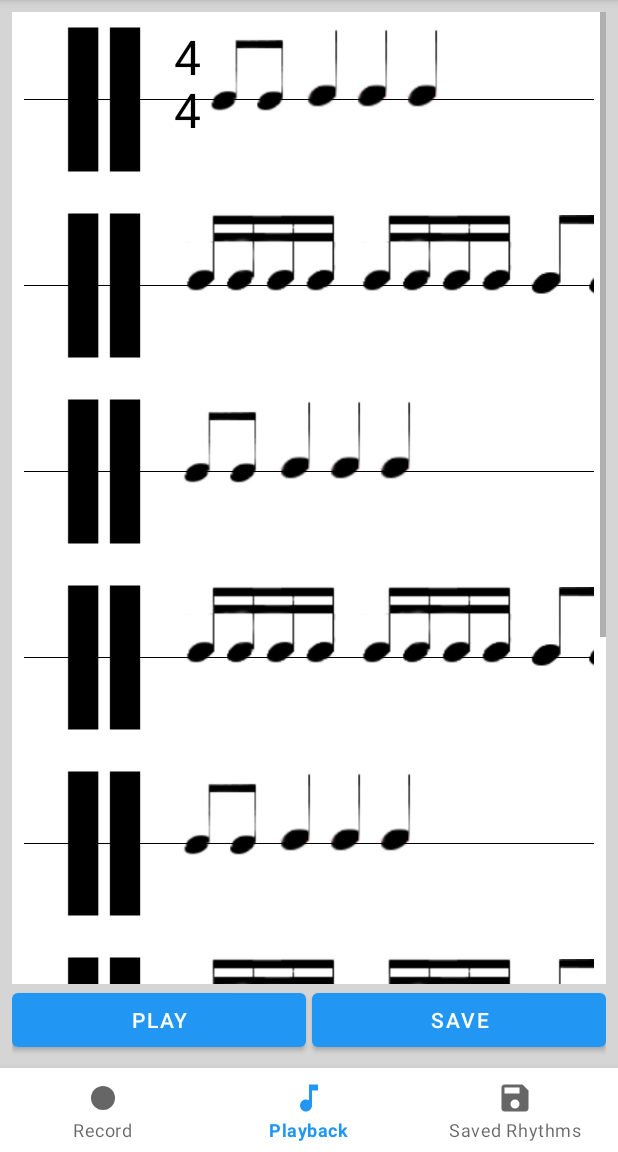
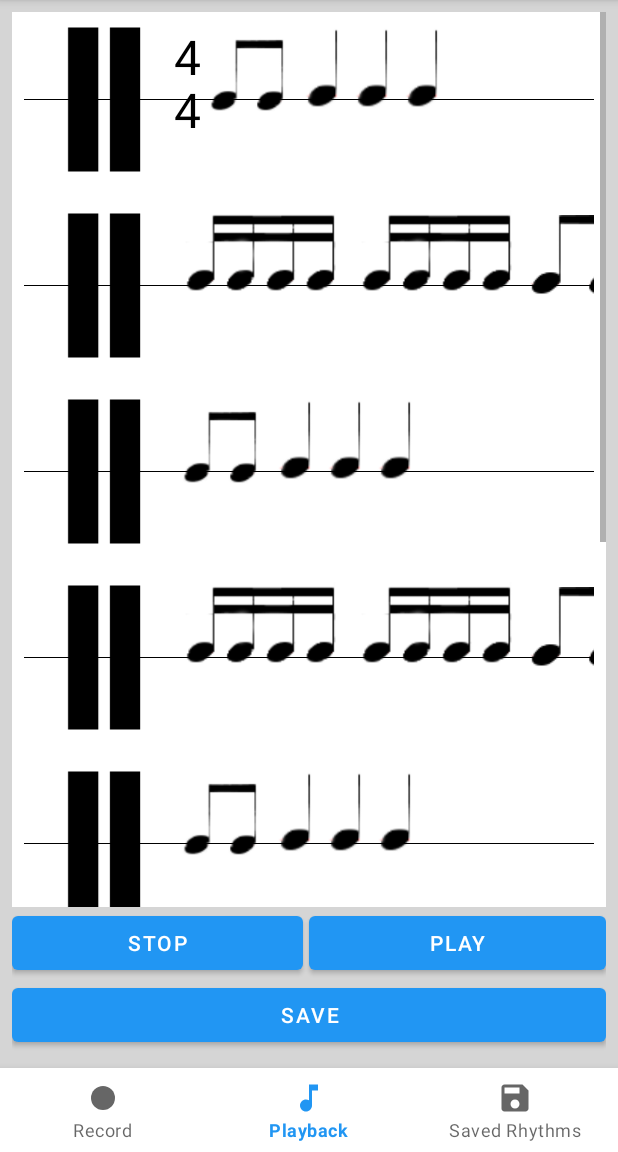
Before and after one commit to MC-Coomber/RhythmNotator, an Android app: the screen it shows after launch (MainActivity), item 2 of the bottom bar chosen, on a phone screen of 412 x 824 dp, the part 84-1236 px from its top. Run offline under Robolectric (Android 15) with nearby library versions, the phone set to English and light mode, and no system bars; 3 statements that could not run were skipped.

Commit message:
Organised files, added stop function for playback

```diff
--- a/app/src/main/AndroidManifest.xml
+++ b/app/src/main/AndroidManifest.xml
@@ -11,8 +11,8 @@
         android:roundIcon="@mipmap/ic_launcher_round"
         android:supportsRtl="true"
         android:theme="@style/AppTheme"
-        android:name=".ExtendedContext">
-        <activity android:name=".MainActivity">
+        android:name=".utils.ExtendedContext">
+        <activity android:name=".activities.MainActivity">
             <intent-filter>
                 <action android:name="android.intent.action.MAIN" />
 
--- a/app/src/main/java/com/example/rhythmnotator/MainActivity.kt
+++ b/app/src/main/java/com/example/rhythmnotator/activities/MainActivity.kt
@@ -1,8 +1,9 @@
-package com.example.rhythmnotator
+package com.example.rhythmnotator.activities
 
 import android.os.Bundle
 import androidx.appcompat.app.AppCompatActivity
 import androidx.fragment.app.Fragment
+import com.example.rhythmnotator.R
 import com.example.rhythmnotator.fragments.PlaybackFragment
 import com.example.rhythmnotator.fragments.RecordFragment
 import com.example.rhythmnotator.fragments.SavedRhythmsFragment
@@ -25,17 +26,13 @@ class MainActivity : AppCompatActivity() {
             when(it.itemId) {
                 R.id.record_item -> {
                     selectedFragment = RecordFragment()
-                    true
                 }
                 R.id.playback_item -> {
                     selectedFragment = PlaybackFragment()
-                    true
                 }
                 R.id.save_item -> {
                     selectedFragment = SavedRhythmsFragment()
-                    true
                 }
-                else -> false
             }
             supportFragmentManager.beginTransaction().replace(R.id.fragment_container, selectedFragment).commit()
             return@setOnNavigationItemSelectedListener true
--- a/app/src/main/java/com/example/rhythmnotator/fragments/PlaybackFragment.kt
+++ b/app/src/main/java/com/example/rhythmnotator/fragments/PlaybackFragment.kt
@@ -5,21 +5,25 @@ import android.view.LayoutInflater
 import android.view.View
 import android.view.ViewGroup
 import androidx.fragment.app.Fragment
-import com.example.rhythmnotator.ExtendedContext
-import com.example.rhythmnotator.NoteRenderer
-import com.example.rhythmnotator.Playback
+import com.example.rhythmnotator.R
+import com.example.rhythmnotator.utils.ExtendedContext
+import com.example.rhythmnotator.utils.NoteRenderer
+import com.example.rhythmnotator.utils.Playback
 import com.example.rhythmnotator.databinding.FragmentPlaybackBinding
 import kotlinx.android.synthetic.main.fragment_playback.*
+import kotlinx.coroutines.GlobalScope
+import kotlinx.coroutines.launch
 
 class PlaybackFragment : Fragment() {
 
     private lateinit var binding: FragmentPlaybackBinding
+    private lateinit var playback: Playback
 
     override fun onCreateView(
         inflater: LayoutInflater,
         container: ViewGroup?,
         savedInstanceState: Bundle?
-    ): View?{
+    ): View {
         binding = FragmentPlaybackBinding.inflate(inflater, container, false)
 
         return binding.root
@@ -27,13 +31,24 @@ class PlaybackFragment : Fragment() {
 
     override fun onStart() {
         super.onStart()
-
-        binding.playback.setOnClickListener {
-            val playback = Playback(activity!!.applicationContext)
+        playback = Playback(activity!!.applicationContext)
+        var isPlaying = false
+        binding.play.setOnClickListener {
             val rhythm = arrayListOf(true, false, true, false, true, false, false, false, true, false, false, false ,true, false, false, false,
                 true, true, true, true, true, true, true, true, true, false, true, true ,true, false, true, true)
+            val onComplete = {
+                isPlaying = false
+            }
 
-            playback.playRhythm(120, rhythm)
+            if (!isPlaying) {
+                isPlaying = true
+                playback.playRhythm(120, rhythm, onComplete)
+
+            }
+        }
+
+        binding.stop.setOnClickListener {
+            playback.stop()
         }
 
         binding.save.setOnClickListener {
@@ -44,7 +59,7 @@ class PlaybackFragment : Fragment() {
 
     override fun onResume() {
         super.onResume()
-        val noteRenderer = NoteRenderer(note_holder, activity!!.applicationContext)
+        val noteRenderer = NoteRenderer(binding.noteHolder, activity!!.applicationContext)
         val context = activity!!.applicationContext as ExtendedContext
         val rhythm = arrayListOf(true, false, true, false, true, false, false, false, true, false, false, false ,true, false, false, false,
             true, true, true, true, true, true, true, true, true, false, true, true ,true, false, true, true,true, false, true, false, true, false, false, false, true, false, false, false ,true, false, false, false,
@@ -55,4 +70,9 @@ class PlaybackFragment : Fragment() {
         noteRenderer.renderNoteData(rhythm)
     }
 
+    override fun onPause() {
+        super.onPause()
+        playback.stop()
+    }
+
 }
--- a/app/src/main/java/com/example/rhythmnotator/fragments/RecordFragment.kt
+++ b/app/src/main/java/com/example/rhythmnotator/fragments/RecordFragment.kt
@@ -12,10 +12,10 @@ import android.view.View
 import android.view.View.*
 import android.view.ViewGroup
 import androidx.fragment.app.Fragment
-import com.example.rhythmnotator.AudioProcessor
-import com.example.rhythmnotator.ExtendedContext
+import com.example.rhythmnotator.utils.AudioProcessor
+import com.example.rhythmnotator.utils.ExtendedContext
 import com.example.rhythmnotator.R
-import com.example.rhythmnotator.Recorder
+import com.example.rhythmnotator.utils.Recorder
 import com.example.rhythmnotator.databinding.FragmentRecordBinding
 import com.google.android.material.slider.LabelFormatter
 import kotlinx.coroutines.*
--- a/app/src/main/java/com/example/rhythmnotator/fragments/SaveDialogFragment.kt
+++ b/app/src/main/java/com/example/rhythmnotator/fragments/SaveDialogFragment.kt
@@ -7,7 +7,7 @@ import android.view.LayoutInflater
 import android.view.View
 import android.view.ViewGroup
 import androidx.fragment.app.DialogFragment
-import com.example.rhythmnotator.ExtendedContext
+import com.example.rhythmnotator.utils.ExtendedContext
 import com.example.rhythmnotator.databinding.DialogSaveBinding
 
 class SaveDialogFragment : DialogFragment() {
--- a/app/src/main/java/com/example/rhythmnotator/fragments/SavedRhythmsFragment.kt
+++ b/app/src/main/java/com/example/rhythmnotator/fragments/SavedRhythmsFragment.kt
@@ -6,8 +6,8 @@ import android.view.View
 import android.view.ViewGroup
 import androidx.fragment.app.Fragment
 import androidx.recyclerview.widget.LinearLayoutManager
-import com.example.rhythmnotator.MainActivity
-import com.example.rhythmnotator.SavedRhythmsListAdapter
+import com.example.rhythmnotator.activities.MainActivity
+import com.example.rhythmnotator.adapters.SavedRhythmsListAdapter
 import com.example.rhythmnotator.databinding.FragmentSavedRhythmsBinding
 
 class SavedRhythmsFragment : Fragment() {
@@ -18,7 +18,7 @@ class SavedRhythmsFragment : Fragment() {
         inflater: LayoutInflater,
         container: ViewGroup?,
         savedInstanceState: Bundle?
-    ): View? {
+    ): View {
         binding = FragmentSavedRhythmsBinding.inflate(inflater, container, false)
 
         return binding.root
--- a/app/src/main/java/com/example/rhythmnotator/ExtendedContext.kt
+++ b/app/src/main/java/com/example/rhythmnotator/utils/ExtendedContext.kt
@@ -1,4 +1,4 @@
-package com.example.rhythmnotator
+package com.example.rhythmnotator.utils
 
 import android.app.Application
 
--- a/app/src/main/java/com/example/rhythmnotator/NoteRenderer.kt
+++ b/app/src/main/java/com/example/rhythmnotator/utils/NoteRenderer.kt
@@ -1,14 +1,14 @@
-package com.example.rhythmnotator
+package com.example.rhythmnotator.utils
 
 import android.content.Context
 import android.graphics.Color
-import android.view.Gravity
 import android.view.ViewGroup.LayoutParams.MATCH_PARENT
 import android.view.ViewGroup.LayoutParams.WRAP_CONTENT
 import android.widget.FrameLayout
 import android.widget.ImageView
 import android.widget.LinearLayout
 import android.widget.TextView
+import com.example.rhythmnotator.R
 import com.google.android.flexbox.*
 
 class NoteRenderer (private val layout: LinearLayout, private val context: Context){
--- a/app/src/main/res/layout/activity_main.xml
+++ b/app/src/main/res/layout/activity_main.xml
@@ -7,7 +7,7 @@
     android:layout_gravity="center"
     android:gravity="center"
     android:orientation="vertical"
-    tools:context=".MainActivity">
+    tools:context=".activities.MainActivity">
 
     <FrameLayout
         android:id="@+id/fragment_container"
--- a/app/src/main/res/layout/fragment_playback.xml
+++ b/app/src/main/res/layout/fragment_playback.xml
@@ -15,7 +15,6 @@
             android:id="@+id/note_holder"
             android:layout_width="match_parent"
             android:layout_height="wrap_content"
-            android:layout_weight="1"
             android:outlineProvider="bounds"
             android:elevation="2dp"
             android:padding="8dp"
@@ -26,23 +25,40 @@
 
     <LinearLayout
         android:layout_width="match_parent"
-        android:layout_height="wrap_content"
-        android:orientation="horizontal">
-        <Button
-            android:id="@+id/playback"
+        android:layout_height="match_parent"
+        android:layout_weight="6"
+        android:orientation="vertical">
+
+        <LinearLayout
             android:layout_width="match_parent"
             android:layout_height="wrap_content"
-            android:layout_weight="1"
-            android:text="@string/play"
-            android:layout_marginEnd="2dp"/>
+            android:orientation="horizontal">
+
+            <Button
+                android:id="@+id/stop"
+                android:layout_width="match_parent"
+                android:layout_height="wrap_content"
+                android:layout_marginEnd="4dp"
+                android:layout_weight="1"
+                android:text="@string/stop"
+                tools:ignore="ButtonStyle" />
+
+            <Button
+                android:id="@+id/play"
+                android:layout_width="match_parent"
+                android:layout_height="wrap_content"
+                android:layout_weight="1"
+                android:text="@string/play"
+                tools:ignore="ButtonStyle" />
+
+        </LinearLayout>
 
         <Button
             android:id="@+id/save"
-            android:layout_marginStart="2dp"
             android:layout_width="match_parent"
             android:layout_height="wrap_content"
-            android:layout_weight="1"
             android:text="@string/save" />
+
     </LinearLayout>
 
 
--- a/app/src/main/res/values/strings.xml
+++ b/app/src/main/res/values/strings.xml
@@ -10,7 +10,7 @@
     <string name="bars_to_record_for">Bars to record for</string>
     <string name="beats_per_bar">Beats per bar</string>
     <string name="tap_here">Tap Here</string>
-    <string name="count_in">Counting you in...</string>
+    <string name="count_in">Counting you in…</string>
     <string name="bar">Bar %d</string>
     <string name="cancel">Cancel</string>
     <string name="play">Play</string>
@@ -18,4 +18,7 @@
     <string name="save_a_rhythm">Save a Rhythm</string>
     <string name="rhythm_name">Rhythm name</string>
     <string name="delete_icon">Delete icon</string>
+    <string name="stop">Stop</string>
+    <string name="barsToRecordFor">Bars to Record For</string>
+    <string name="beatsPerBar">Beats Per Bar</string>
 </resources>
```
Also changed, not shown: app/src/main/java/com/example/rhythmnotator/adapters/SavedRhythmsListAdapter.kt (renamed from app/src/main/java/com/example/rhythmnotator/SavedRhythmsListAdapter.kt, +6 -5 lines), app/src/main/java/com/example/rhythmnotator/fragments/BeatsPerBarDialogFragment.kt (+4 -3 lines), app/src/main/java/com/example/rhythmnotator/fragments/NumBarDialogFragment.kt (+4 -3 lines), app/src/main/java/com/example/rhythmnotator/fragments/SavedRhythmPlaybackDialog.kt (+33 -3 lines), app/src/main/java/com/example/rhythmnotator/utils/AudioProcessor.kt (renamed from app/src/main/java/com/example/rhythmnotator/AudioProcessor.kt, +3 -4 lines), app/src/main/java/com/example/rhythmnotator/utils/Playback.kt (renamed from app/src/main/java/com/example/rhythmnotator/Playback.kt, +23 -13 lines), app/src/main/java/com/example/rhythmnotator/utils/Recorder.kt (renamed from app/src/main/java/com/example/rhythmnotator/Recorder.kt, +5 -11 lines), app/src/main/res/layout/dialog_saved_playback.xml (+38 -1 lines).
